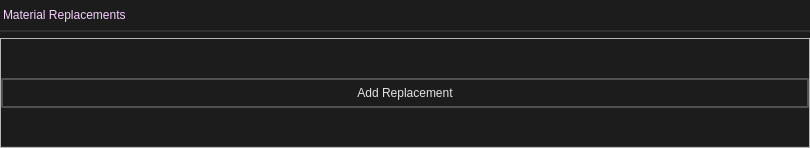
Above: src/editors/smartprop_editor/property/material_replacements.ui from dertwist/Hammer5Tools before the change. Below: the same form after it.
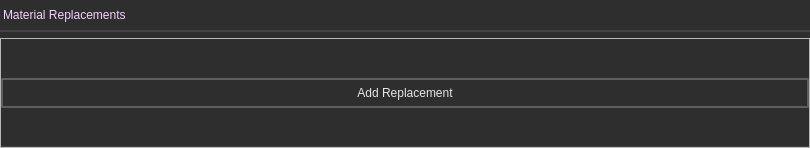
That is the form after the change. Icons and pictures are not drawn.

```diff
--- a/src/editors/smartprop_editor/property/material_replacements.ui
+++ b/src/editors/smartprop_editor/property/material_replacements.ui
@@ -33,18 +33,18 @@
     border-left: 0px;
     border-right: 0px;
 	border-top: 0px;
-    border-color: rgba(50, 50, 50, 255);
+    border-color: rgba(66, 66, 66, 255);
     padding: 8px;
     padding-left: 6px;
     padding-right: 6px;
-    color: #E3E3E3;
-    background-color: #1C1C1C;
+    color: #e5e5e5;
+    background-color: #2e2e2e;
 }
 
 .QWidget::hover {
 }
 .QWidget::selected {
-    background-color: #414956;
+    background-color: #515965;
 }</string>
   </property>
   <layout class="QVBoxLayout" name="verticalLayout">
@@ -85,15 +85,15 @@
     border-left: 0px;
     border-right: 0px;
 	border-top: 0px;
-    border-color: rgba(50, 50, 50, 255);
-    color: #E3E3E3;
-    background-color: #1C1C1C;
+    border-color: rgba(66, 66, 66, 255);
+    color: #e5e5e5;
+    background-color: #2e2e2e;
 }
 
 .QFrame::hover {
 }
 .QFrame::selected {
-    background-color: #414956;
+    background-color: #515965;
 }</string>
      </property>
      <property name="frameShape">
@@ -196,14 +196,14 @@
         font: 580 9pt &quot;Segoe UI&quot;;
         border: 2px solid black;
         border-radius: 2px;
-        border-color: rgba(80, 80, 80, 255);
+        border-color: rgba(94, 94, 94, 255);
         height:22px;
         padding-top: 2px;
         padding-bottom:2px;
         padding-left: 4px;
         padding-right: 4px;
-        color: #E3E3E3;
-        background-color: #1C1C1C;
+        color: #e5e5e5;
+        background-color: #2e2e2e;
     }
     QPushButton:hover {
         background-color: #414956;
```
Left out of the diff: 4 changed lines with no effect on the pictures.
